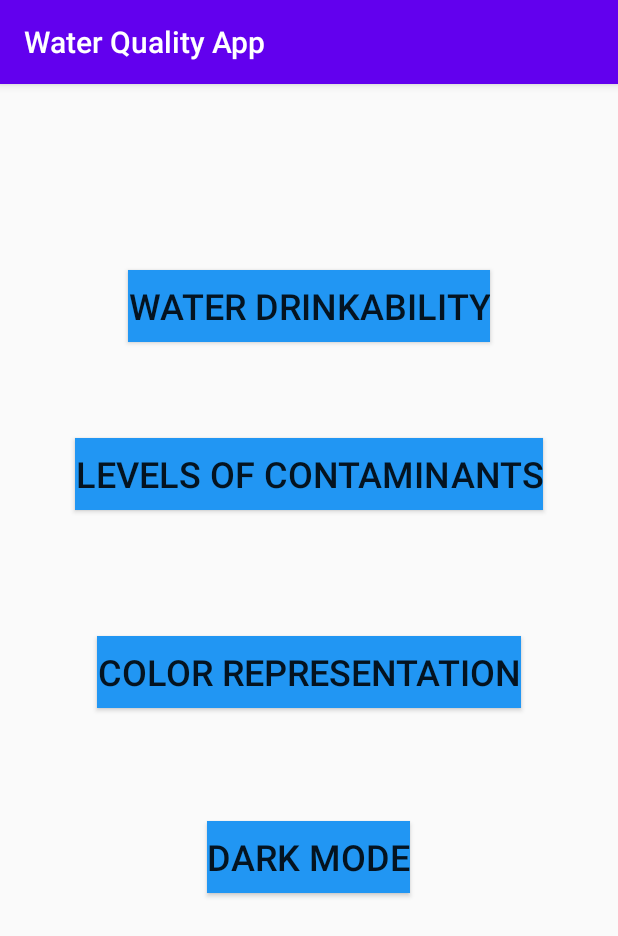
After one commit to paceuniversity/cs389f2022team1, an Android app: the DisplayButtons screen opened directly, with no data from a screen before it, on a phone screen of 412 x 824 dp. The commit adds this screen. Shown: the top 936 px of the screen. Run offline under Robolectric (Android 15) with nearby library versions, the phone set to English and light mode, and no system bars.

Commit message:
Added another page to the app to represent water quality features when pressing Enter

```diff
--- a/WaterQualityApp/app/src/main/AndroidManifest.xml
+++ b/WaterQualityApp/app/src/main/AndroidManifest.xml
@@ -12,6 +12,13 @@
         android:supportsRtl="true"
         android:theme="@style/Theme.WaterQualityApp"
         tools:targetApi="31">
+        <activity
+            android:name=".DisplayButtons"
+            android:exported="false">
+            <meta-data
+                android:name="android.app.lib_name"
+                android:value="" />
+        </activity>
         <activity
             android:name=".MainActivity"
             android:exported="true">
--- /dev/null
+++ b/WaterQualityApp/app/src/main/java/com/example/waterqualityapp/DisplayButtons.java
@@ -0,0 +1,23 @@
+package com.example.waterqualityapp;
+
+import android.content.Intent;
+import android.support.v7.app.AppCompatActivity;
+import android.os.Bundle;
+import android.widget.TextView;
+
+public class DisplayButtons extends AppCompatActivity {
+
+    @Override
+    protected void onCreate(Bundle savedInstanceState) {
+        super.onCreate(savedInstanceState);
+        setContentView(R.layout.activity_display_buttons);
+    }
+
+    // Get the Intent that started this activity and extract the string
+    //Intent intent = getIntent();
+    //String message = intent.getStringExtra(MainActivity.EXTRA_MESSAGE);
+
+    // Capture the layout's TextView and set the string as its text
+    //TextView textView = findViewById(R.id.inputBox);
+        //textView.setText();
+}
--- a/WaterQualityApp/app/src/main/java/com/example/waterqualityapp/MainActivity.java
+++ b/WaterQualityApp/app/src/main/java/com/example/waterqualityapp/MainActivity.java
@@ -1,9 +1,13 @@
 package com.example.waterqualityapp;
 
+import android.content.Intent;
 import android.support.v7.app.AppCompatActivity;
 import android.os.Bundle;
+import android.view.View;
+import android.widget.EditText;
 
 public class MainActivity extends AppCompatActivity {
+    public static final String EXTRA_MESSAGE = "com.example.WaterQualityApp.MESSAGE";
 
     @Override
     protected void onCreate(Bundle savedInstanceState) {
@@ -11,4 +15,13 @@ public class MainActivity extends AppCompatActivity {
         setContentView(R.layout.activity_main);
     }
 
+    public void sendMessage(View view) {
+        // Do something in response to button
+        Intent intent = new Intent(this, DisplayButtons.class);
+        EditText editText = (EditText) findViewById(R.id.inputBox);
+        String message = editText.getText().toString();
+        intent.putExtra(EXTRA_MESSAGE, message);
+        startActivity(intent);
+
+    }
 }
--- /dev/null
+++ b/WaterQualityApp/app/src/main/res/layout/activity_display_buttons.xml
@@ -0,0 +1,73 @@
+<?xml version="1.0" encoding="utf-8"?>
+<android.support.constraint.ConstraintLayout xmlns:android="http://schemas.android.com/apk/res/android"
+    xmlns:app="http://schemas.android.com/apk/res-auto"
+    xmlns:tools="http://schemas.android.com/tools"
+    android:layout_width="match_parent"
+    android:layout_height="match_parent"
+    tools:context=".DisplayButtons">
+
+    <Button
+        android:id="@+id/water_drink"
+        android:layout_width="wrap_content"
+        android:layout_height="wrap_content"
+        android:layout_marginStart="16dp"
+        android:layout_marginLeft="16dp"
+        android:layout_marginTop="124dp"
+        android:layout_marginEnd="16dp"
+        android:layout_marginRight="16dp"
+        android:background="#2196F3"
+        android:text="@string/water_drinkability"
+        android:textSize="24sp"
+        app:layout_constraintEnd_toEndOf="parent"
+        app:layout_constraintStart_toStartOf="parent"
+        app:layout_constraintTop_toTopOf="parent" />
+
+    <Button
+        android:id="@+id/water_cont"
+        android:layout_width="wrap_content"
+        android:layout_height="wrap_content"
+        android:layout_marginStart="16dp"
+        android:layout_marginLeft="16dp"
+        android:layout_marginTop="64dp"
+        android:layout_marginEnd="16dp"
+        android:layout_marginRight="16dp"
+        android:background="#2196F3"
+        android:text="@string/levels_of_contaminants"
+        android:textSize="24sp"
+        app:layout_constraintEnd_toEndOf="parent"
+        app:layout_constraintStart_toStartOf="parent"
+        app:layout_constraintTop_toBottomOf="@+id/water_drink" />
+
+    <Button
+        android:id="@+id/color_rep"
+        android:layout_width="wrap_content"
+        android:layout_height="wrap_content"
+        android:layout_marginStart="16dp"
+        android:layout_marginLeft="16dp"
+        android:layout_marginTop="84dp"
+        android:layout_marginEnd="16dp"
+        android:layout_marginRight="16dp"
+        android:background="#2196F3"
+        android:text="@string/color_representation"
+        android:textSize="24sp"
+        app:layout_constraintEnd_toEndOf="parent"
+        app:layout_constraintStart_toStartOf="parent"
+        app:layout_constraintTop_toBottomOf="@+id/water_cont" />
+
+    <Button
+        android:id="@+id/dark_mode"
+        android:layout_width="wrap_content"
+        android:layout_height="wrap_content"
+        android:layout_marginStart="16dp"
+        android:layout_marginLeft="16dp"
+        android:layout_marginTop="75dp"
+        android:layout_marginEnd="16dp"
+        android:layout_marginRight="16dp"
+        android:background="#2196F3"
+        android:text="@string/dark_mode"
+        android:textSize="24sp"
+        app:layout_constraintEnd_toEndOf="parent"
+        app:layout_constraintHorizontal_bias="0.498"
+        app:layout_constraintStart_toStartOf="parent"
+        app:layout_constraintTop_toBottomOf="@+id/color_rep" />
+</android.support.constraint.ConstraintLayout>
--- a/WaterQualityApp/app/src/main/res/layout/activity_main.xml
+++ b/WaterQualityApp/app/src/main/res/layout/activity_main.xml
@@ -4,6 +4,7 @@
     xmlns:tools="http://schemas.android.com/tools"
     android:layout_width="match_parent"
     android:layout_height="match_parent"
+    android:onClick="sendMessage"
     tools:context=".MainActivity">
 
     <Button
--- a/WaterQualityApp/app/src/main/res/values/strings.xml
+++ b/WaterQualityApp/app/src/main/res/values/strings.xml
@@ -2,4 +2,8 @@
     <string name="app_name">Water Quality App</string>
     <string name="enter_location">Enter location</string>
     <string name="enter">Enter</string>
+    <string name="water_drinkability">Water Drinkability</string>
+    <string name="levels_of_contaminants">Levels of Contaminants</string>
+    <string name="color_representation">Color Representation</string>
+    <string name="dark_mode">Dark Mode</string>
 </resources>
```
